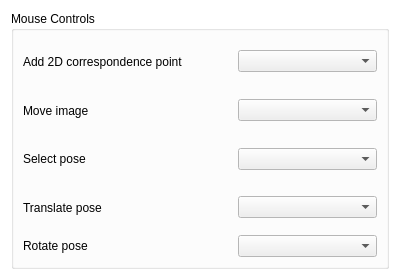
First picture: the form in src/view/settings/settingsinterfacepage.ui, repository florianblume/6d-pat, before the edit.
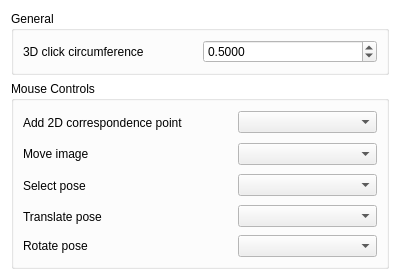
Second picture: the form after the edit.

Commit message: Added option to manually set 3D click circumference.

What changed in the file:
```diff
--- a/src/view/settings/settingsinterfacepage.ui
+++ b/src/view/settings/settingsinterfacepage.ui
@@ -100,6 +100,35 @@
   </property>
   <layout class="QGridLayout" name="gridLayout">
    <item row="0" column="0">
+    <widget class="QGroupBox" name="groupBox_2">
+     <property name="title">
+      <string>General</string>
+     </property>
+     <layout class="QGridLayout" name="gridLayout_3">
+      <item row="0" column="0">
+       <widget class="QLabel" name="label">
+        <property name="toolTip">
+         <string>&lt;html&gt;&lt;head/&gt;&lt;body&gt;&lt;p&gt;Sets the size of the click visualization on the 3D model in the pose editor. You cannot set the size of the click visualization in the pose viewer because there the size is in pixels (set to a constant value which is clearly visible). Determining a good click circumference size for 3D models is difficult. That's why you have to set it here manually.&lt;/p&gt;&lt;/body&gt;&lt;/html&gt;</string>
+        </property>
+        <property name="text">
+         <string>3D click circumference</string>
+        </property>
+       </widget>
+      </item>
+      <item row="0" column="1">
+       <widget class="QDoubleSpinBox" name="doubleSpinBoxClick3DCircumference">
+        <property name="decimals">
+         <number>4</number>
+        </property>
+        <property name="value">
+         <double>0.500000000000000</double>
+        </property>
+       </widget>
+      </item>
+     </layout>
+    </widget>
+   </item>
+   <item row="1" column="0">
     <widget class="QGroupBox" name="groupBox">
      <property name="title">
       <string>Mouse Controls</string>
```
Left out of the diff: 17 changed lines with no effect on the pictures. The commit also changes 17 other files.
